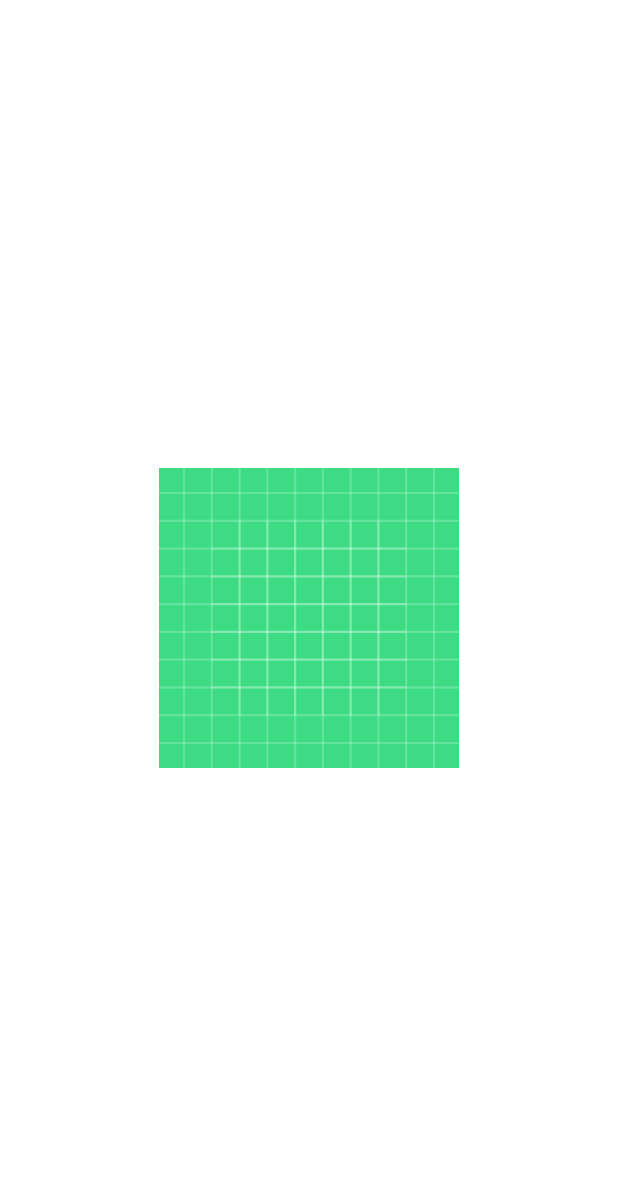
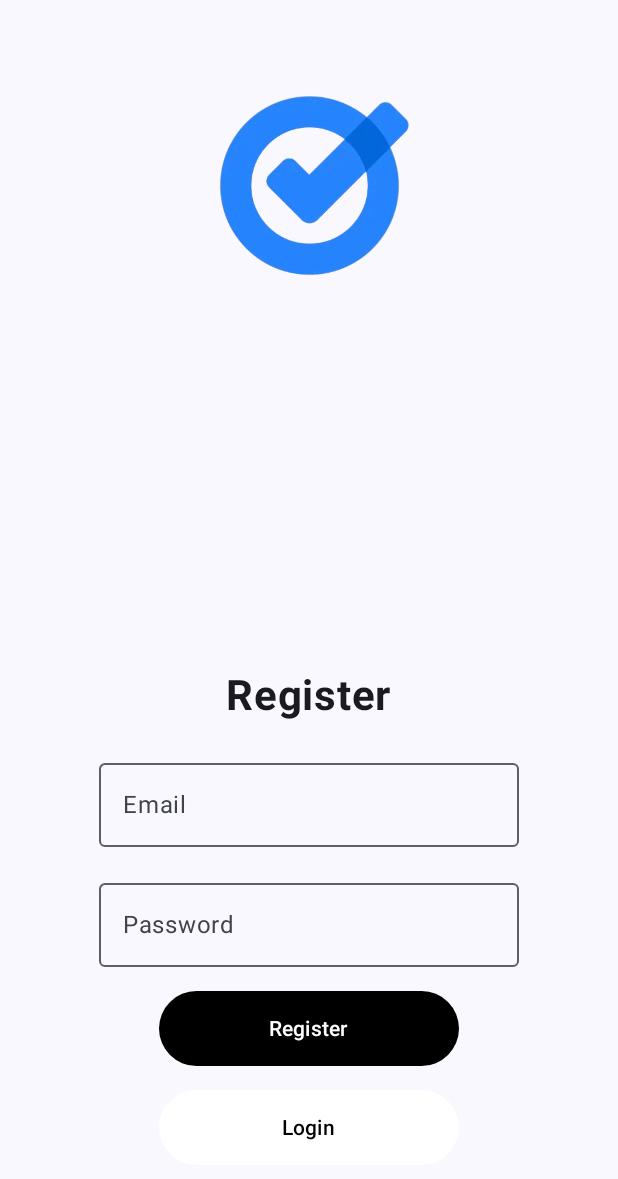
Before and after one commit to radwan-77/lista_project, an Android app built with Jetpack Compose: the composable RegisterScreen shown on its own in the app's theme, on a phone screen of 412 x 824 dp. Shown: the top 1179 px of the screen. Run offline under Robolectric (Android 15) with nearby library versions, the phone set to English and light mode, and no system bars; 1 statement that could not run was skipped.

Commit message:
Login and regsitration screens complate

```diff
--- a/app/src/main/java/com/example/lista/Screens/register.kt
+++ b/app/src/main/java/com/example/lista/Screens/register.kt
@@ -1,35 +1,147 @@
-package com.example.lista.Screens
+package com.example.todoapp.View
 
+import android.widget.Toast
 import androidx.compose.foundation.Image
 import androidx.compose.foundation.background
+import androidx.compose.foundation.clickable
 import androidx.compose.foundation.layout.Arrangement
 import androidx.compose.foundation.layout.Column
+import androidx.compose.foundation.layout.Spacer
 import androidx.compose.foundation.layout.fillMaxSize
+import androidx.compose.foundation.layout.height
 import androidx.compose.foundation.layout.size
+import androidx.compose.material3.Button
+import androidx.compose.material3.ButtonDefaults
+import androidx.compose.material3.ExperimentalMaterial3Api
+import androidx.compose.material3.OutlinedTextField
+import androidx.compose.material3.Text
 import androidx.compose.runtime.Composable
+import androidx.compose.runtime.getValue
+import androidx.compose.runtime.mutableStateOf
+import androidx.compose.runtime.remember
+import androidx.compose.runtime.setValue
 import androidx.compose.ui.Alignment
 import androidx.compose.ui.Modifier
+import androidx.compose.ui.focus.focusModifier
 import androidx.compose.ui.graphics.Color
+import androidx.compose.ui.platform.LocalContext
 import androidx.compose.ui.res.painterResource
+import androidx.compose.ui.text.font.FontWeight
+import androidx.compose.ui.text.input.PasswordVisualTransformation
 import androidx.compose.ui.unit.dp
+import androidx.compose.ui.unit.sp
 import androidx.navigation.NavController
 import com.example.lista.R
+import com.example.lista.ui.theme.backg
 
+@OptIn(ExperimentalMaterial3Api::class)
 @Composable
-fun RegisterScreen(nav: NavController)
-{
+fun RegisterScreen(nav: NavController) {
+
+
+//    var email by remember {
+//        mutableStateOf("")
+//    }
+//    var password by remember {
+//        mutableStateOf("")
+//    }
+
+
+
     Column (
-        modifier = Modifier
-            .fillMaxSize()
-            .background(Color.White) ,
+        modifier = Modifier.fillMaxSize(),
         verticalArrangement = Arrangement.Center,
         horizontalAlignment = Alignment.CenterHorizontally
     )
     {
-        Image(
-            painter = painterResource(id = R.drawable.ic_launcher_background),
-            contentDescription = "Login image",
-            modifier = Modifier.size(200.dp)
-        )
+        Image(painter = painterResource(id = R.drawable.asdaa) ,contentDescription = "Login image",
+            modifier = Modifier.size(150.dp))
+        Spacer(modifier = Modifier.height(250.dp))
+
+        Text(text = "Register", fontSize = 28.sp, fontWeight = FontWeight.Bold )
+        Spacer(modifier = Modifier.height(4.dp))
+
+
+
+
+        Spacer(modifier = Modifier.height(16.dp))
+
+        OutlinedTextField(value ="",onValueChange ={
+
+        }, label = { Text("Email")})
+
+
+        Spacer(modifier = Modifier.height(16.dp))
+
+
+
+        OutlinedTextField(value = "",onValueChange ={
+        }, label = { Text("Password")},
+            visualTransformation = PasswordVisualTransformation())
+
+
+
+
+        Spacer(modifier = Modifier.height(16.dp))
+
+
+
+        Button(
+            colors =
+                ButtonDefaults.buttonColors(
+                containerColor = Color.Black,
+                contentColor = Color.White
+            ),
+            modifier = Modifier.size(200.dp, 50.dp),
+            onClick = {
+            when {
+//                email.isEmpty() -> {
+//                    Toast.makeText(context, "Username cannot be empty", Toast.LENGTH_SHORT).show()
+//                }
+//                password.length < 8 -> {
+//                    Toast.makeText(context, "Password must be at least 8 characters long", Toast.LENGTH_SHORT).show()
+//                }
+//                else -> {
+//                    Toast.makeText(context, "Login Successful", Toast.LENGTH_SHORT).show()
+//                    nav.navigate(Route.Home + "/$email" + "/$password")
+//                    // Proceed with login logic
+//                }
+            }
+        }) {
+            Text(text = "Register")
+        }
+
+
+        Spacer(modifier = Modifier.height(16.dp))
+
+
+
+        Button(
+            colors = ButtonDefaults.buttonColors(
+                containerColor = Color.White,
+                contentColor = Color.Black
+            ),
+            modifier = Modifier.size(200.dp, 50.dp),
+            onClick = {
+                when {
+//                email.isEmpty() -> {
+//                    Toast.makeText(context, "Username cannot be empty", Toast.LENGTH_SHORT).show()
+//                }
+//                password.length < 8 -> {
+//                    Toast.makeText(context, "Password must be at least 8 characters long", Toast.LENGTH_SHORT).show()
+//                }
+//                else -> {
+//                    Toast.makeText(context, "Login Successful", Toast.LENGTH_SHORT).show()
+//                    nav.navigate(Route.Home + "/$email" + "/$password")
+//                    // Proceed with login logic
+//                }
+                }
+            }) {
+            Text(text = "Login")
+        }
+
+
+
     }
+
 }
```
Also changed, not shown: app/src/main/java/com/example/lista/MainActivity.kt (+10 -1 lines), app/src/main/java/com/example/lista/Screens/login.kt (+65 -6 lines), app/src/main/res/drawable/asdaa.png (added).
